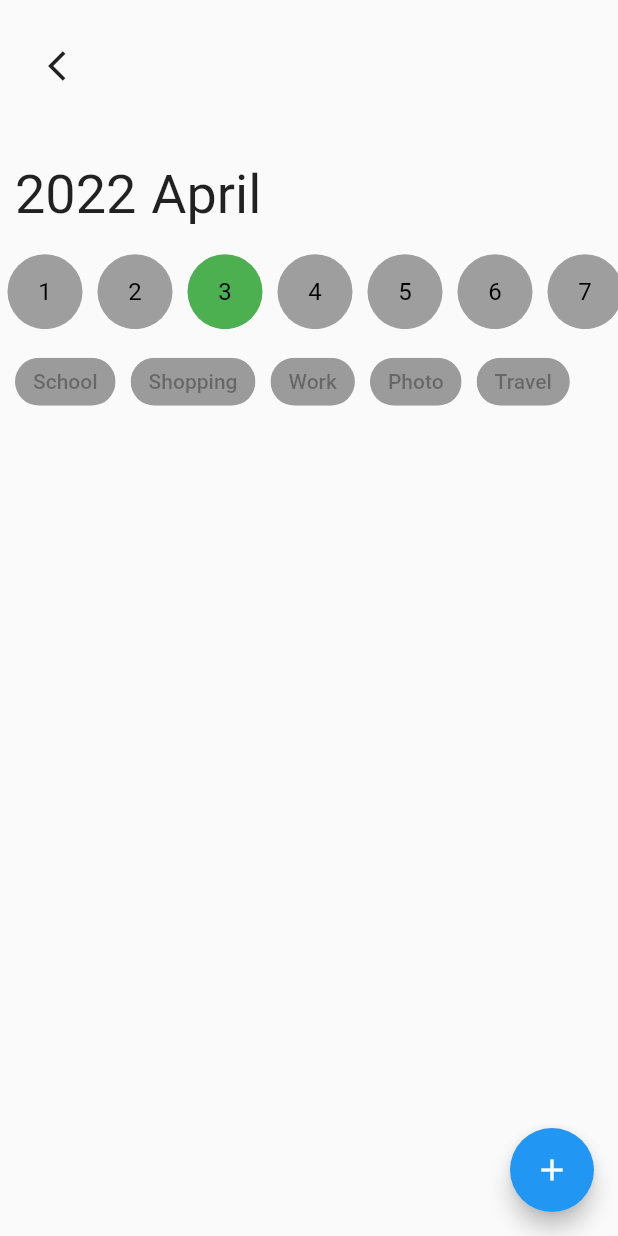
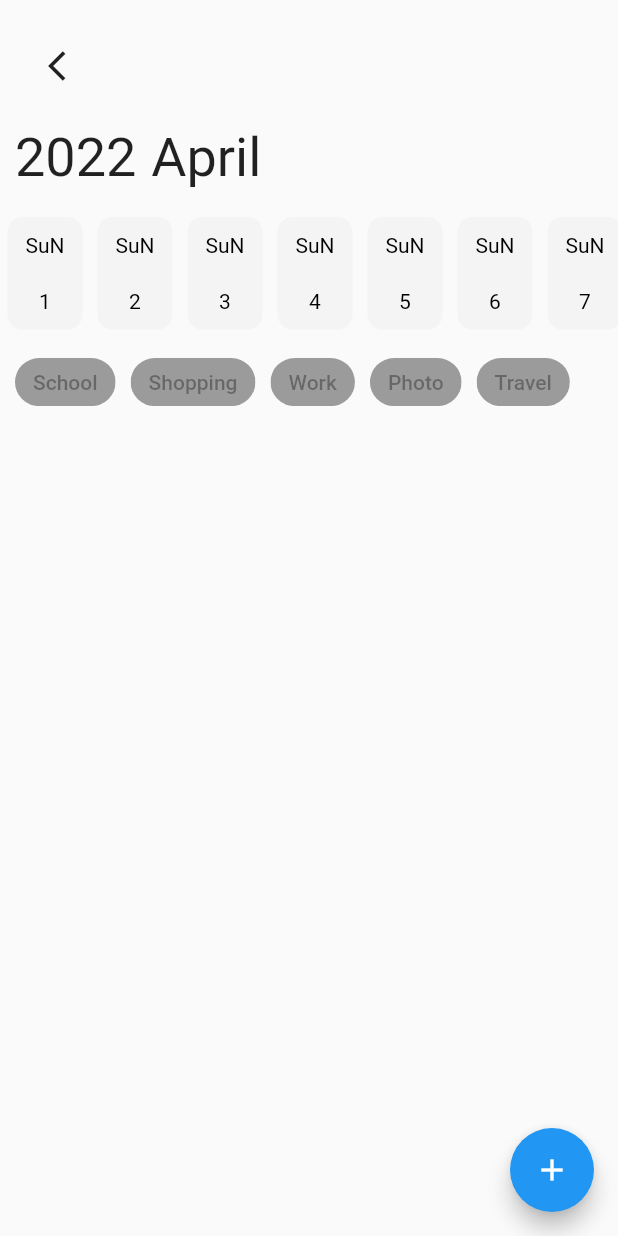
Before and after one commit to Omer-Demirtas/tasker, a Flutter app: the TaskView screen opened by its route, on a phone screen of 412 x 824 dp. Run offline on Flutter 3.47's test engine with Material 2 defaults, Android fonts, the phone set to English and light mode, and no system bars; our stand-ins replace bloc, flutter_bloc, sqflite; accounts and stored records are empty.

Commit message:
Database schema and some view updates

```diff
--- a/lib/core/cubit/task/task_cubit.dart
+++ b/lib/core/cubit/task/task_cubit.dart
@@ -9,27 +9,52 @@ class TaskCubit extends Cubit<TaskState>
 {
   final TaskRepository taskRepository;
 
-  TaskCubit({required this.taskRepository}) : super(const TaskState(tasks: [], isLoading: false));
+  TaskCubit({required this.taskRepository, required int day}) : super(
+      TaskState(
+          tasks: [],
+          isLoading: false,
+          day: day
+      )
+  );
 
   void addTask(Task task) async
   {
-    emit(TaskState(isLoading: true, tasks: state.tasks));
-    List<Task> tasks = state.tasks.toList();
+    emit(state.copyWith(isLoading: true));
+
     await taskRepository.add(task);
+
+    List<Task> tasks = state.tasks!.toList();
     tasks.add(task);
-    emit(TaskState(isLoading: false, tasks: tasks));
+
+    emit(state.copyWith(isLoading: false, tasks: tasks));
   }
 
   Future<void> getAll() async
   {
-    emit(TaskState(tasks: state.tasks, isLoading: true));
-    await Future.delayed(Duration(seconds: 1));
+    emit(state.copyWith(isLoading: true));
+
+    await Future.delayed(const Duration(seconds: 1));
+
     List<Task> tasks = await taskRepository.getAll();
-    emit(TaskState(tasks: tasks, isLoading: false));
+
+    emit(state.copyWith(tasks: tasks, isLoading: false));
   }
 
   Future<void> delete(int id) async
   {
     taskRepository.delete(id);
   }
+
+  Future<void> deleteAll() async
+  {
+    return await taskRepository.deleteAll();
+  }
+
+  updateDay(int day) async
+  {
+    emit(state.copyWith(day: day, isLoading: true));
+    DateTime date = DateTime(DateTime.now().year, DateTime.now().month, day);
+    List<Task> tasks = await taskRepository.getByDate(date);
+    emit(state.copyWith(tasks: tasks));
+  }
 }
--- a/lib/core/cubit/task/task_state.dart
+++ b/lib/core/cubit/task/task_state.dart
@@ -3,8 +3,25 @@ part of 'task_cubit.dart';
 @immutable
 class TaskState
 {
-  final List<Task> tasks;
-  final bool isLoading;
+  final List<Task>? tasks;
+  final bool? isLoading;
+  final int? day;
 
-  const TaskState({required this.tasks, required this.isLoading});
+  const TaskState({
+    this.isLoading = false,
+    this.tasks,
+    this.day = 0
+  });
+
+  TaskState copyWith({
+    bool? isLoading,
+    List<Task>? tasks,
+    int? day
+  }) {
+    return TaskState(
+      isLoading: isLoading ?? false,
+      tasks: tasks ?? this.tasks,
+      day: day ?? this.day,
+    );
+  }
 }
--- a/lib/core/model/task.dart
+++ b/lib/core/model/task.dart
@@ -6,9 +6,8 @@ class Task {
   final int? id;
   final String? title;
   final String? description;
-  final DateTime? date;
-  final TimeOfDay? startAt;
-  final TimeOfDay? finishAt;
+  final DateTime? startAt;
+  final DateTime? finishAt;
   final List<Tag>? tags;
   final bool? cyclical;
   final String? cron;
@@ -17,7 +16,6 @@ class Task {
     this.id,
     this.title,
     this.description,
-    this.date,
     this.startAt,
     this.finishAt,
     this.tags,
@@ -31,11 +29,10 @@ class Task {
       id: map['id'],
       title: map['title'],
       description: map['description'],
-      startAt: DateTimeConverter.convertStringToTime(map['start_at']),
-      finishAt: DateTimeConverter.convertStringToTime(map['finish_at']),
+      startAt: DateTime.fromMillisecondsSinceEpoch(map['start_at']),
+      finishAt: DateTime.fromMillisecondsSinceEpoch(map['finish_at']),
       cron: map['cron'],
-      cyclical: map['cyclical'],
-      date: DateTime.fromMillisecondsSinceEpoch(map['date']),
+      cyclical: map['is_cyclical'] == 1 ? true : false,
     );
   }
 
@@ -44,10 +41,9 @@ class Task {
     return {
       'title': task.title,
       'description': task.description,
-      'date': task.date?.millisecondsSinceEpoch,
-      'start_at': DateTimeConverter.convertTimeToJustString(task.startAt!),
-      'finish_at': DateTimeConverter.convertTimeToJustString(task.finishAt!),
-      'is_cyclical': 1, //task.cyclical,
+      'start_at': task.startAt?.millisecondsSinceEpoch,
+      'finish_at': task.finishAt?.millisecondsSinceEpoch,
+      'is_cyclical': task.cyclical == true ? 1 : 0, //task.cyclical,
       'cron': 'asd', //task.cron
     };
   }
--- a/lib/core/service/base_repository.dart
+++ b/lib/core/service/base_repository.dart
@@ -6,4 +6,5 @@ abstract class BaseRepository<T>
   Future<void> update(T t);
   Future<void> delete(int id);
   Future<List<T>> getAll();
+  Future<void> deleteAll();
 }
--- a/lib/core/view/Task/task_view.dart
+++ b/lib/core/view/Task/task_view.dart
@@ -1,7 +1,6 @@
 import 'package:flutter/material.dart';
 import 'package:flutter_bloc/flutter_bloc.dart';
 import 'package:tasker/core/cubit/task/task_cubit.dart';
-import 'package:tasker/core/helper/database_provider.dart';
 import 'package:tasker/core/model/task.dart';
 import 'package:tasker/core/utils/style_constents.dart';
 import 'package:tasker/core/view/add_task/add_task_view.dart';
@@ -25,7 +24,7 @@ class TaskView extends StatelessWidget
             body: Column(
               children: [
                 _buildAppBar(context),
-                SizedBox(height: height * 0.05,),
+                SizedBox(height: height * 0.02,),
                 Expanded(
                     child: ListView(
                       physics: const BouncingScrollPhysics(),
@@ -41,10 +40,12 @@ class TaskView extends StatelessWidget
                           ),
                         ),
                         SizedBox(height: height * 0.01,),
-                        const DaYList(),
+                        DayList(selectedDay: (state.day! - 1), callback: (day) =>
+                            context.read<TaskCubit>().updateDay(day)
+                        ),
                         const TagList(),
                         const SizedBox(height: 20,),
-                        state.isLoading ?
+                        state.isLoading! ?
                         Padding(
                           padding: EdgeInsets.only(top: height * 0.2),
                           child: const Center(
@@ -53,7 +54,7 @@ class TaskView extends StatelessWidget
                         ) :
                         Column(
                           children: [
-                            for (Task task in state.tasks) TaskWidget(task: task)
+                            for (Task task in state.tasks!) TaskWidget(task: task)
                           ],
                         )
                       ],
--- a/lib/core/widget/day_list.dart
+++ b/lib/core/widget/day_list.dart
@@ -1,30 +1,56 @@
 import 'package:flutter/material.dart';
 
-class DaYList extends StatelessWidget
+class DayList extends StatelessWidget
 {
-  const DaYList({Key? key}) : super(key: key);
+  final int selectedDay;
+  final Function(int day) callback;
+
+  const DayList({Key? key, required this.selectedDay, required this.callback}) : super(key: key);
 
   static double width = 50;
+  static double height = 75;
   static int selected = 2;
 
   @override
   Widget build(BuildContext context) {
     return Container(
       margin: const EdgeInsets.only(top: 10),
-      height: width,
+      height: height,
       child: ListView.builder(
         physics: const BouncingScrollPhysics(),
         scrollDirection: Axis.horizontal,
-        itemCount: 30,
-        itemBuilder: (context, index) => Container(
+        itemCount: DateTime(DateTime.now().year, DateTime.now().month + 1, 0).day,
+        itemBuilder: (context, index) => _day(index, context)
+      ),
+    );
+  }
+
+  Widget _day(int index, BuildContext context)
+  {
+    return InkWell(
+      onTap: () => callback(index + 1),
+      child: Container(
           margin: const EdgeInsets.only(right: 5, left: 5),
+          decoration: BoxDecoration(
+              color: (index == selectedDay) ?
+              Theme.of(context).colorScheme.primary :
+              Colors.grey.shade200.withOpacity(0.5),
+              borderRadius: BorderRadius.circular(10)
+          ),
           width: width,
-          child: CircleAvatar(
-            backgroundColor: selected == index ? Colors.green : Colors.grey,
-            radius: width,
-            child: Text((index + 1).toString(), style: TextStyle(color: Colors.black),),
-          ),
-        )
+          child: Column(
+            mainAxisAlignment: MainAxisAlignment.spaceAround,
+            children: [
+              Text(
+                'SuN',
+                style: TextStyle(color: (index == selectedDay) ? Colors.white: Colors.black),
+              ),
+              Text(
+                  (index + 1).toString(),
+                style: TextStyle(color: (index == selectedDay) ? Colors.white: Colors.black),
+              ),
+            ],
+          )
       ),
     );
   }
--- a/lib/core/widget/task/task.dart
+++ b/lib/core/widget/task/task.dart
@@ -49,7 +49,7 @@ class TaskWidget extends StatelessWidget
                 Row(
                   children: [
                     Text(
-                      '${DateTimeConverter.convertTimeToString(task.startAt!)} - ${DateTimeConverter.convertTimeToString(task.finishAt!)}',
+                      '${DateTimeConverter.convertDateTimeToString(task.startAt!)} - ${DateTimeConverter.convertDateTimeToString(task.finishAt!)}',
                     ),
                   ],
                 )
--- a/lib/main.dart
+++ b/lib/main.dart
@@ -53,7 +53,7 @@ class App extends StatelessWidget {
             create: (context) => ThemeCubit(),
           ),
           BlocProvider<TaskCubit>(
-            create: (context) => TaskCubit(taskRepository: TaskDBService())
+            create: (context) => TaskCubit(taskRepository: TaskDBService(), day: DateTime.now().day)
           ),
         ],
         child: const MyApp(),
```
Also changed, not shown: lib/core/helper/database_provider.dart (+16 -4 lines), lib/core/service/task_service.dart (+18 -1 lines), lib/core/view/add_task/add_task_form.dart (+13 -46 lines), lib/core/view/home/home_view.dart (+9 -2 lines).
